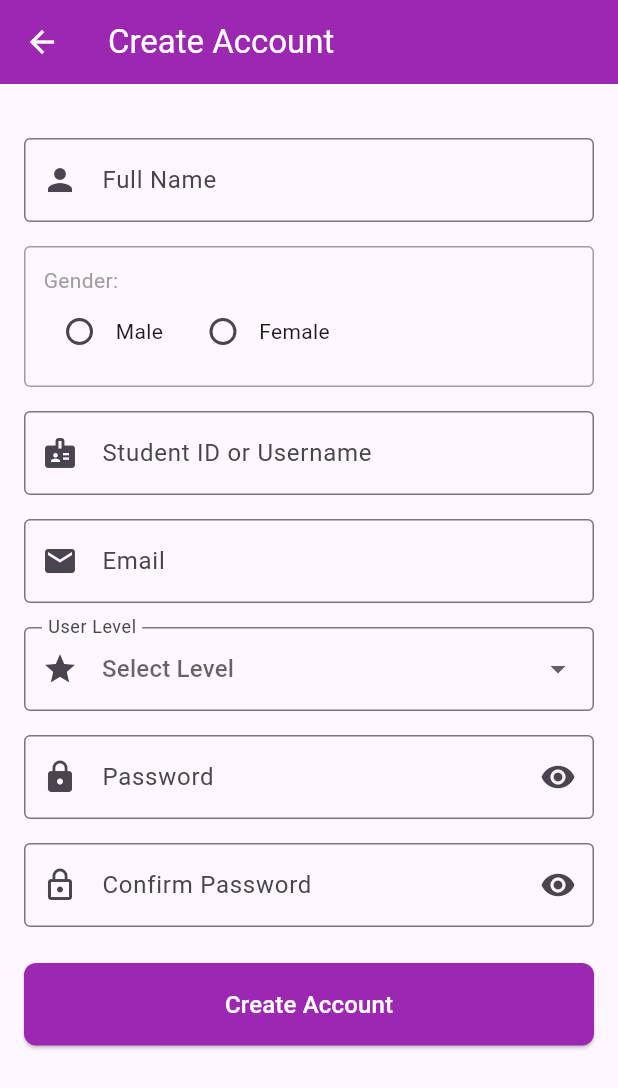
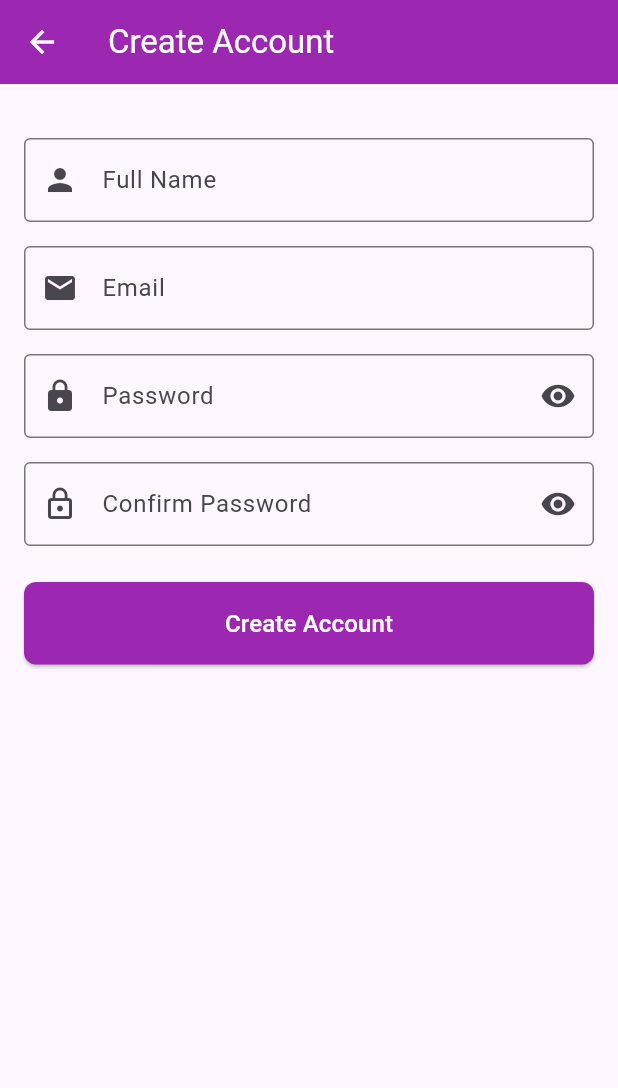
Before and after one commit to OmarElgammal1/DineMap-App, a Flutter app: the screen it shows after launch, after a tap on "Login", after a tap on "Sign Up", on a phone screen of 412 x 824 dp. Shown: the top 1088 px of the screen. Run offline on Flutter 3.47's test engine with Material 3 defaults, Android fonts, the phone set to English and light mode, and no system bars; our stand-ins replace sqflite; accounts and stored records are empty.

Commit message:
Change student to normal user

```diff
--- a/lib/db.dart
+++ b/lib/db.dart
@@ -1,14 +1,21 @@
 import 'package:path/path.dart';
 import 'package:sqflite/sqflite.dart';
 import 'user.dart';
-import 'package:sqflite_common_ffi/sqflite_ffi.dart';
 import 'dart:io';
 
 class DatabaseHelper {
   static final DatabaseHelper instance = DatabaseHelper._internal();
   static Database? _database;
+  static bool _initialized = false;
 
   DatabaseHelper._internal();
+
+  // Simplify initialization
+  static Future<void> initialize() async {
+    if (!_initialized) {
+      _initialized = true;
+    }
+  }
 
   Future<Database> get database async {
     if (_database != null) return _database!;
@@ -17,12 +24,6 @@ class DatabaseHelper {
   }
 
   Future<Database> _initDatabase() async {
-    if (Platform.isWindows || Platform.isLinux) {
-      // Initialize FFI database for non-mobile platforms
-      sqfliteFfiInit();
-      databaseFactory = databaseFactoryFfi;
-    }
-
     String path = join(await getDatabasesPath(), 'shop_app.db');
     return await openDatabase(
       path,
@@ -36,10 +37,7 @@ class DatabaseHelper {
       CREATE TABLE users (
         id INTEGER PRIMARY KEY AUTOINCREMENT,
         name TEXT NOT NULL,
-        gender TEXT NOT NULL,
-        student_id TEXT NOT NULL UNIQUE,
         email TEXT NOT NULL UNIQUE,
-        level INTEGER NOT NULL,
         password TEXT NOT NULL,
         profile_pic TEXT
       )
@@ -48,12 +46,14 @@ class DatabaseHelper {
 
   // Create new user
   Future<int> insertUser(User user) async {
+    await initialize();
     Database db = await instance.database;
     return await db.insert('users', user.toMap());
   }
 
   // Get all users
   Future<List<User>> getAllUsers() async {
+    await initialize();
     Database db = await instance.database;
     List<Map<String, dynamic>> maps = await db.query('users');
     return List.generate(maps.length, (i) => User.fromMap(maps[i]));
@@ -61,6 +61,7 @@ class DatabaseHelper {
 
   // Get single user by ID
   Future<User?> getUserById(int id) async {
+    await initialize();
     Database db = await instance.database;
     List<Map<String, dynamic>> result = await db.query(
       'users',
@@ -72,6 +73,7 @@ class DatabaseHelper {
 
   // Update user (except ID)
   Future<int> updateUser(User user) async {
+    await initialize();
     Database db = await instance.database;
     return await db.update(
       'users',
@@ -83,6 +85,7 @@ class DatabaseHelper {
 
   // Delete user
   Future<int> deleteUser(int id) async {
+    await initialize();
     Database db = await instance.database;
     return await db.delete(
       'users',
@@ -91,26 +94,16 @@ class DatabaseHelper {
     );
   }
 
-  // Flexible login method (supports login with either studentId or email)
-  Future<User?> login(String identifier, String password) async {
+  // Login method (supports login with email)
+  Future<User?> login(String email, String password) async {
+    await initialize();
     Database db = await instance.database;
 
-    // Try to login with studentId
-    List<Map<String, dynamic>> resultById = await db.query(
-      'users',
-      where: 'student_id = ? AND password = ?',
-      whereArgs: [identifier, password],
-    );
-
-    if (resultById.isNotEmpty) {
-      return User.fromMap(resultById.first);
-    }
-
-    // If not found, try with email
+    // Try with email
     List<Map<String, dynamic>> resultByEmail = await db.query(
       'users',
       where: 'email = ? AND password = ?',
-      whereArgs: [identifier, password],
+      whereArgs: [email, password],
     );
 
     return resultByEmail.isNotEmpty ? User.fromMap(resultByEmail.first) : null;
@@ -118,22 +111,17 @@ class DatabaseHelper {
 
   // Add some test users
   Future<void> addTestUsers() async {
+    await initialize();
     try {
       await insertUser(User(
         name: 'John Doe',
-        gender: 'Male',
-        studentId: 'user1',
         email: 'john@example.com',
-        level: 3,
         password: 'password123',
       ));
 
       await insertUser(User(
         name: 'Jane Smith',
-        gender: 'Female',
-        studentId: 'user2',
         email: 'jane@example.com',
-        level: 4,
         password: 'password456',
       ));
 
--- a/lib/login_page.dart
+++ b/lib/login_page.dart
@@ -13,7 +13,7 @@ class LoginPage extends StatefulWidget {
 
 class _LoginPageState extends State<LoginPage> {
   final _formKey = GlobalKey<FormState>();
-  final TextEditingController _studentIdController = TextEditingController();
+  final TextEditingController _emailController = TextEditingController();
   final TextEditingController _passwordController = TextEditingController();
 
   bool _obscurePassword = true;
@@ -39,7 +39,7 @@ class _LoginPageState extends State<LoginPage> {
                     shape: BoxShape.circle,
                   ),
                   child: const Icon(
-                    Icons.shopping_bag,
+                    Icons.location_on,
                     size: 60,
                     color: Colors.purple,
                   ),
@@ -48,7 +48,7 @@ class _LoginPageState extends State<LoginPage> {
               const SizedBox(height: 20),
               const Center(
                 child: Text(
-                  'Fashion Shop',
+                  'Store Finder',
                   style: TextStyle(
                     fontSize: 28,
                     fontWeight: FontWeight.bold,
@@ -59,7 +59,7 @@ class _LoginPageState extends State<LoginPage> {
               const SizedBox(height: 10),
               const Center(
                 child: Text(
-                  'Login to continue shopping',
+                  'Login to find your favorite stores',
                   style: TextStyle(
                     fontSize: 16,
                     color: Colors.grey,
@@ -68,15 +68,16 @@ class _LoginPageState extends State<LoginPage> {
               ),
               const SizedBox(height: 40),
               TextFormField(
-                controller: _studentIdController,
+                controller: _emailController,
                 decoration: const InputDecoration(
-                  labelText: 'Student ID or Username',
-                  prefixIcon: Icon(Icons.account_circle),
+                  labelText: 'Email',
+                  prefixIcon: Icon(Icons.email),
                   border: OutlineInputBorder(),
                 ),
-                keyboardType: TextInputType.text,
+                keyboardType: TextInputType.emailAddress,
                 validator: (value) {
-                  if (value == null || value.isEmpty) return 'ID is required';
+                  if (value == null || value.isEmpty) return 'Email is required';
+                  if (!value.contains('@')) return 'Enter a valid email address';
                   return null;
                 },
               ),
@@ -149,14 +150,14 @@ class _LoginPageState extends State<LoginPage> {
         _isLoading = true;
       });
 
-      final studentId = _studentIdController.text;
+      final email = _emailController.text;
       final password = _passwordController.text;
 
       try {
         // Initialize database and add test users if needed
         await _initializeDatabase();
 
-        User? user = await DatabaseHelper.instance.login(studentId, password);
+        User? user = await DatabaseHelper.instance.login(email, password);
 
         setState(() {
           _isLoading = false;
@@ -171,7 +172,7 @@ class _LoginPageState extends State<LoginPage> {
         } else {
           ScaffoldMessenger.of(context).showSnackBar(
             const SnackBar(
-              content: Text('Invalid ID or password.'),
+              content: Text('Invalid email or password.'),
               backgroundColor: Colors.red,
               duration: Duration(seconds: 3),
             ),
--- a/lib/main.dart
+++ b/lib/main.dart
@@ -1,17 +1,11 @@
 import 'package:flutter/material.dart';
 import 'login_page.dart';
-import 'dart:io'; // For Platform
-import 'package:sqflite_common_ffi/sqflite_ffi.dart'; // For FFI support
+import 'db.dart';
+
 
 void main() async {
   WidgetsFlutterBinding.ensureInitialized();
-
-  // Initialize SQLite for desktop platforms
-  if (Platform.isWindows || Platform.isLinux) {
-    sqfliteFfiInit();
-    databaseFactory = databaseFactoryFfi;
-  }
-
+  await DatabaseHelper.initialize(); // Initialize database helper
   runApp(MyApp());
 }
 
--- a/lib/signup_screen.dart
+++ b/lib/signup_screen.dart
@@ -14,12 +14,9 @@ class _SignupScreenState extends State<SignupScreen> {
   final _formKey = GlobalKey<FormState>();
   final TextEditingController _nameController = TextEditingController();
   final TextEditingController _emailController = TextEditingController();
-  final TextEditingController _studentIdController = TextEditingController();
   final TextEditingController _passwordController = TextEditingController();
   final TextEditingController _confirmPasswordController = TextEditingController();
 
-  String? _gender;
-  String? _level;
   bool _obscurePassword = true;
   bool _obscureConfirmPassword = true;
   bool _isLoading = false;
@@ -52,53 +49,6 @@ class _SignupScreenState extends State<SignupScreen> {
                 },
               ),
               const SizedBox(height: 16),
-              Container(
-                padding: const EdgeInsets.all(12),
-                decoration: BoxDecoration(
-                  border: Border.all(color: Colors.grey),
-                  borderRadius: BorderRadius.circular(4),
-                ),
-                child: Column(
-                  crossAxisAlignment: CrossAxisAlignment.start,
-                  children: [
-                    const Text('Gender:', style: TextStyle(color: Colors.grey)),
-                    Row(
-                      children: [
-                        Radio<String>(
-                          value: 'Male',
-                          groupValue: _gender,
-                          activeColor: Colors.purple,
-                          onChanged: (value) => setState(() => _gender = value),
-                        ),
-                        const Text('Male'),
-                        const SizedBox(width: 16),
-                        Radio<String>(
-                          value: 'Female',
-                          groupValue: _gender,
-                          activeColor: Colors.purple,
-                          onChanged: (value) => setState(() => _gender = value),
-                        ),
-                        const Text('Female'),
-                      ],
-                    ),
-                  ],
-                ),
-              ),
-              const SizedBox(height: 16),
-              TextFormField(
-                controller: _studentIdController,
-                decoration: const InputDecoration(
-                  labelText: 'Student ID or Username',
-                  prefixIcon: Icon(Icons.badge),
-                  border: OutlineInputBorder(),
-                ),
-                keyboardType: TextInputType.text,
-                validator: (value) {
-                  if (value == null || value.isEmpty) return 'ID is required';
-                  return null;
-                },
-              ),
-              const SizedBox(height: 16),
               TextFormField(
                 controller: _emailController,
                 decoration: const InputDecoration(
@@ -106,33 +56,13 @@ class _SignupScreenState extends State<SignupScreen> {
                   prefixIcon: Icon(Icons.email),
                   border: OutlineInputBorder(),
                 ),
+                keyboardType: TextInputType.emailAddress,
                 validator: (value) {
                   if (value == null || value.isEmpty) return 'Email is required';
                   // Simple email validation
                   if (!value.contains('@')) return 'Enter a valid email address';
                   return null;
                 },
-              ),
-              const SizedBox(height: 16),
-              DropdownButtonFormField<String>(
-                value: _level,
-                decoration: const InputDecoration(
-                  labelText: 'User Level',
-                  prefixIcon: Icon(Icons.grade),
-                  border: OutlineInputBorder(),
-                ),
-                hint: const Text('Select Level'),
-                items: ['1', '2', '3', '4']
-                    .map((level) => DropdownMenuItem(
-                  value: level,
-                  child: Text('Level $level'),
-                ))
-                    .toList(),
-                validator: (value) {
-                  if (value == null) return 'Please select a level';
-                  return null;
-                },
-                onChanged: (value) => setState(() => _level = value),
               ),
               const SizedBox(height: 16),
               TextFormField(
@@ -197,7 +127,7 @@ class _SignupScreenState extends State<SignupScreen> {
   }
 
   void _submitForm() async {
-    if (_formKey.currentState!.validate() && _gender != null && _level != null) {
+    if (_formKey.currentState!.validate()) {
       setState(() {
         _isLoading = true;
       });
@@ -205,7 +135,7 @@ class _SignupScreenState extends State<SignupScreen> {
       try {
         // Check if user already exists
         final existingUser = await DatabaseHelper.instance.login(
-          _studentIdController.text,
+          _emailController.text,
           _passwordController.text,
         );
 
@@ -216,7 +146,7 @@ class _SignupScreenState extends State<SignupScreen> {
 
           ScaffoldMessenger.of(context).showSnackBar(
             const SnackBar(
-              content: Text('User already exists with this ID or Email'),
+              content: Text('User already exists with this email'),
               backgroundColor: Colors.red,
             ),
           );
@@ -226,10 +156,7 @@ class _SignupScreenState extends State<SignupScreen> {
         // Create new user
         final newUser = User(
           name: _nameController.text,
-          gender: _gender!,
-          studentId: _studentIdController.text,
           email: _emailController.text,
-          level: int.parse(_level!),
           password: _passwordController.text,
         );
 
@@ -259,23 +186,6 @@ class _SignupScreenState extends State<SignupScreen> {
           ),
         );
       }
-    } else {
-      // Show validation error for gender or level if not selected
-      if (_gender == null) {
-        ScaffoldMessenger.of(context).showSnackBar(
-          const SnackBar(
-            content: Text('Please select a gender'),
-            backgroundColor: Colors.red,
-          ),
-        );
-      } else if (_level == null) {
-        ScaffoldMessenger.of(context).showSnackBar(
-          const SnackBar(
-            content: Text('Please select a level'),
-            backgroundColor: Colors.red,
-          ),
-        );
-      }
     }
   }
 }
--- a/lib/user.dart
+++ b/lib/user.dart
@@ -1,20 +1,14 @@
 class User {
   final int? id;
   final String name;
-  final String gender;
-  final String studentId;
   final String email;
-  final int level;
   final String password;
   final String? profilePic; // Can be a file path or network URL
 
   User({
     this.id,
     required this.name,
-    required this.gender,
-    required this.studentId,
     required this.email,
-    required this.level,
     required this.password,
     this.profilePic,
   });
@@ -23,10 +17,7 @@ class User {
     return {
       'id': id,
       'name': name,
-      'gender': gender,
-      'student_id': studentId,
       'email': email,
-      'level': level,
       'password': password, // This is not secure, don't try this at home
       'profile_pic': profilePic,
     };
@@ -36,10 +27,7 @@ class User {
     return User(
       id: map['id'],
       name: map['name'],
-      gender: map['gender'],
-      studentId: map['student_id'],
       email: map['email'],
-      level: map['level'],
       password: map['password'],
       profilePic: map['profile_pic'],
     );
@@ -49,20 +37,14 @@ class User {
   User copyWith({
     int? id,
     String? name,
-    String? gender,
-    String? studentId,
     String? email,
-    int? level,
     String? password,
     String? profilePic,
   }) {
     return User(
       id: id ?? this.id,
       name: name ?? this.name,
-      gender: gender ?? this.gender,
-      studentId: studentId ?? this.studentId,
       email: email ?? this.email,
-      level: level ?? this.level,
       password: password ?? this.password,
       profilePic: profilePic ?? this.profilePic,
     );
```
